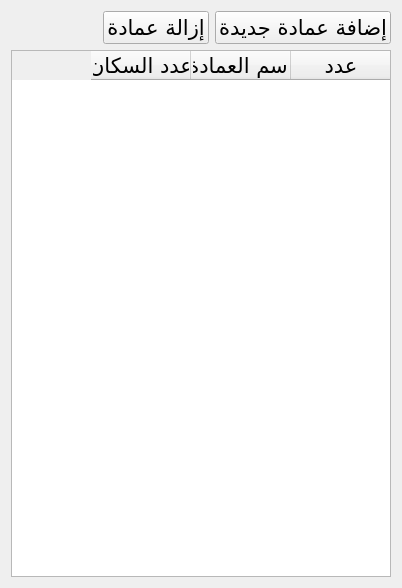
This is UI/Deanships.ui in anwer25/Administration_agricole as Qt 5 draws it before an edit. The edited form follows.
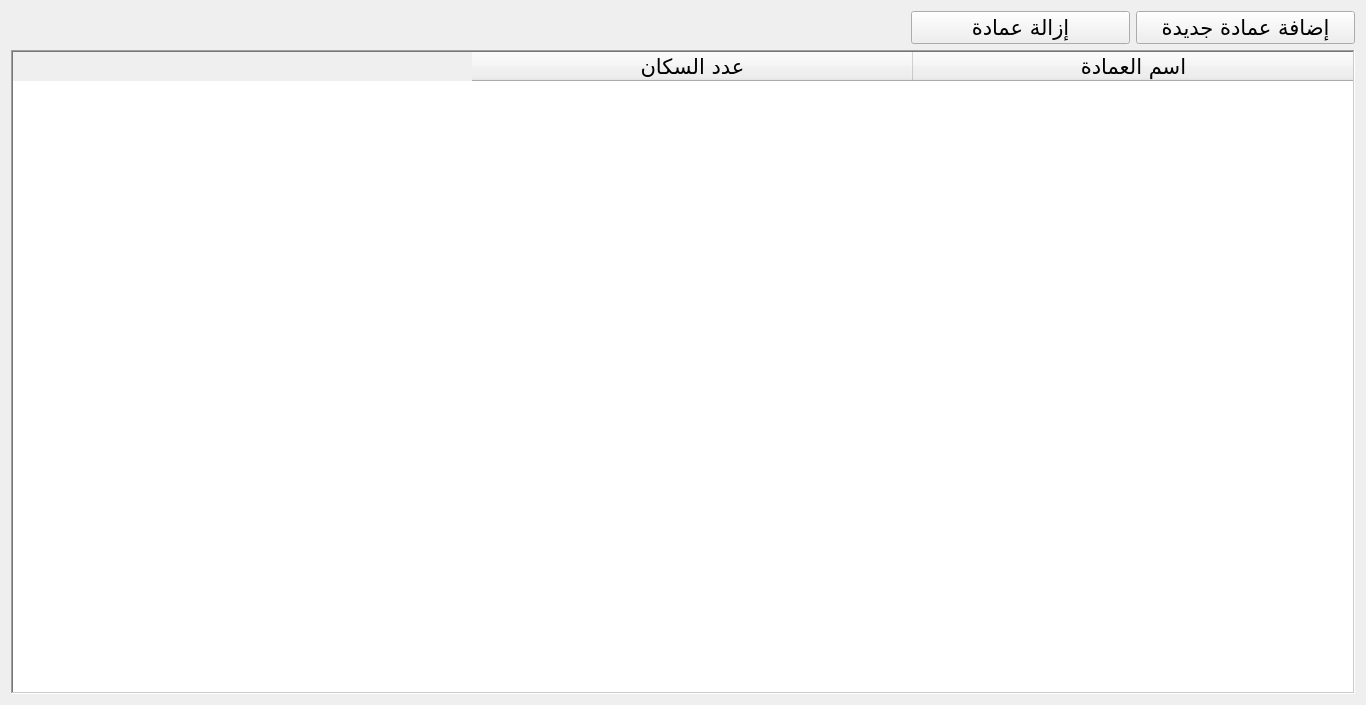
This is the edited form.

```diff
--- a/UI/Deanships.ui
+++ b/UI/Deanships.ui
@@ -6,8 +6,8 @@
    <rect>
     <x>0</x>
     <y>0</y>
-    <width>402</width>
-    <height>588</height>
+    <width>1366</width>
+    <height>705</height>
    </rect>
   </property>
   <property name="font">
@@ -48,12 +48,21 @@
    </item>
    <item row="1" column="0" colspan="6">
     <widget class="QTableWidget" name="dataTable">
+     <property name="font">
+      <font>
+       <family>Arabic Typesetting</family>
+       <pointsize>16</pointsize>
+      </font>
+     </property>
      <property name="layoutDirection">
       <enum>Qt::RightToLeft</enum>
      </property>
      <property name="locale">
       <locale language="Arabic" country="Tunisia"/>
      </property>
+     <property name="frameShape">
+      <enum>QFrame::WinPanel</enum>
+     </property>
      <property name="editTriggers">
       <set>QAbstractItemView::SelectedClicked</set>
      </property>
@@ -63,14 +72,30 @@
      <property name="dragDropOverwriteMode">
       <bool>false</bool>
      </property>
+     <property name="alternatingRowColors">
+      <bool>true</bool>
+     </property>
      <property name="selectionMode">
       <enum>QAbstractItemView::MultiSelection</enum>
      </property>
-     <column>
-      <property name="text">
-       <string>عدد</string>
-      </property>
-     </column>
+     <property name="selectionBehavior">
+      <enum>QAbstractItemView::SelectRows</enum>
+     </property>
+     <property name="textElideMode">
+      <enum>Qt::ElideMiddle</enum>
+     </property>
+     <property name="sortingEnabled">
+      <bool>true</bool>
+     </property>
+     <property name="cornerButtonEnabled">
+      <bool>false</bool>
+     </property>
+     <attribute name="horizontalHeaderDefaultSectionSize">
+      <number>441</number>
+     </attribute>
+     <attribute name="horizontalHeaderHighlightSections">
+      <bool>false</bool>
+     </attribute>
      <column>
       <property name="text">
        <string>اسم العمادة</string>
```
Left out of the diff: 27 changed lines with no effect on the pictures.
